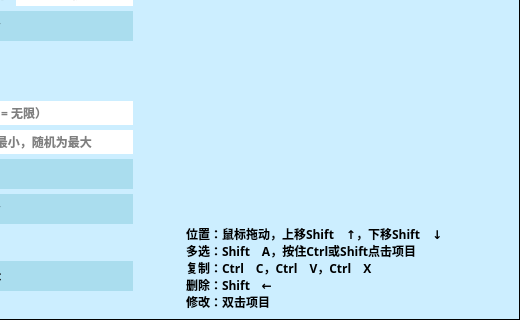
The window that .ui/EditUi.ui (ChiyukiGana/Quickinput) describes before a commit, drawn with Qt 5; both pictures show x 680 to 1200 and y 360 to 680 of the 1200 by 680 pixel window.
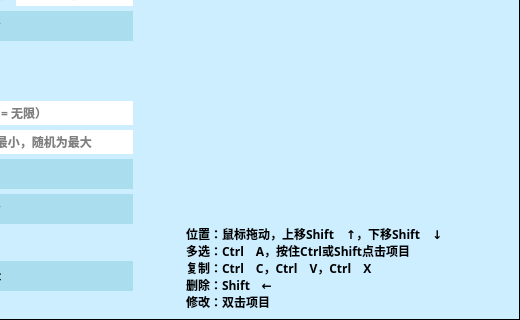
The same window after the commit. Icons and pictures are not drawn. Custom widgets are drawn as their Qt base class.

```diff
--- a/.ui/EditUi.ui
+++ b/.ui/EditUi.ui
@@ -2054,7 +2054,7 @@
             </property>
             <property name="text">
              <string>位置：鼠标拖动，上移Shift　↑，下移Shift　↓
-多选：Shift　A，按住Ctrl或Shift点击项目
+多选：Ctrl　A，按住Ctrl或Shift点击项目
 复制：Ctrl　C，Ctrl　V，Ctrl　X
 删除：Shift　←
 修改：双击项目</string>
```
Left out of the diff: 4 changed lines with no effect on the pictures.
